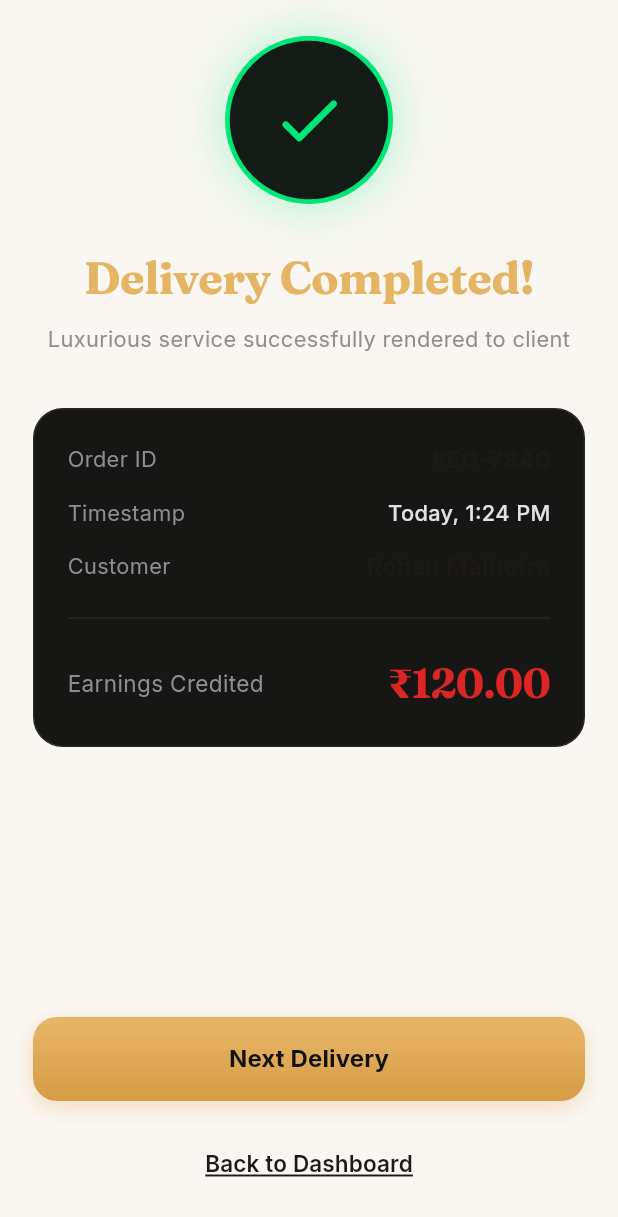
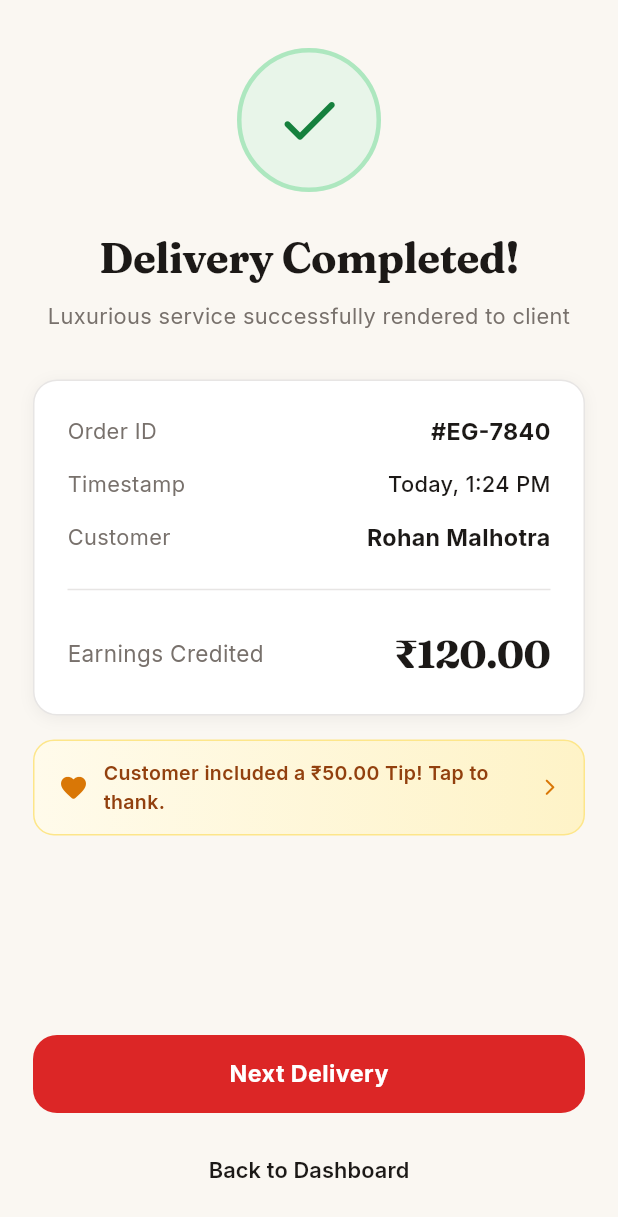
Before and after one commit to prabhasadvmen-maker/eatoggy-partner-app-, a Flutter app: the DeliveryCompletionView screen opened directly, on a phone screen of 412 x 824 dp. Shown: the top 1217 px of the screen. Run offline on Flutter 3.47's test engine with Material 3 defaults, Android fonts, the phone set to English and light mode, and no system bars; our stand-ins replace equatable, flutter_bloc, go_router, google_fonts, image_picker, sizer; project files that could hold a hidden picture were left out.

Commit message:
feat(deliveries): build delivery completion screen with success badges

```diff
--- a/lib/features/deliveries/presentation/pages/delivery_completion_screen.dart
+++ b/lib/features/deliveries/presentation/pages/delivery_completion_screen.dart
@@ -2,11 +2,13 @@ import 'package:flutter/material.dart';
 import 'package:flutter_bloc/flutter_bloc.dart';
 import 'package:google_fonts/google_fonts.dart';
 import '../../../../core/theme/app_colors.dart';
+import '../../../../core/theme/app_spacing.dart';
 import '../../bloc/delivery_completion/delivery_completion_bloc.dart';
 import '../../bloc/delivery_completion/delivery_completion_event.dart';
 import '../../bloc/delivery_completion/delivery_completion_state.dart';
 import '../widgets/delivery_completion_card.dart';
 import '../widgets/delivery_success_badge.dart';
+import '../../../earnings/presentation/widgets/customer_tip_celebration_modal.dart';
 
 class DeliveryCompletionScreen extends StatelessWidget {
   final String orderId;
@@ -36,7 +38,6 @@ class DeliveryCompletionView extends StatelessWidget {
         if (state.status == DeliveryCompletionStatus.backToDashboard) {
           Navigator.popUntil(context, (route) => route.isFirst);
         } else if (state.status == DeliveryCompletionStatus.nextDelivery) {
-          // Return to root and notify next delivery
           Navigator.popUntil(context, (route) => route.isFirst);
         }
       },
@@ -44,27 +45,27 @@ class DeliveryCompletionView extends StatelessWidget {
         final data = state.data;
 
         return Scaffold(
-          backgroundColor: AppColors.darkBackground,
+          backgroundColor: AppColors.scaffoldBackground,
           body: SafeArea(
             child: Padding(
               padding: const EdgeInsets.symmetric(horizontal: 22),
               child: Column(
                 children: [
-                  const SizedBox(height: 24),
+                  const SizedBox(height: 32),
 
                   // Top Centered Success Badge
                   const Center(
                     child: DeliverySuccessBadge(),
                   ),
-                  const SizedBox(height: 28),
+                  const SizedBox(height: 24),
 
                   // Title: "Delivery Completed!"
                   Text(
                     data.title,
                     textAlign: TextAlign.center,
                     style: GoogleFonts.fraunces(
-                      color: const Color(0xFFE5B563),
-                      fontSize: 30,
+                      color: AppColors.textPrimary,
+                      fontSize: 28,
                       fontWeight: FontWeight.w700,
                       letterSpacing: -0.3,
                     ),
@@ -76,63 +77,96 @@ class DeliveryCompletionView extends StatelessWidget {
                     data.subtitle,
                     textAlign: TextAlign.center,
                     style: GoogleFonts.inter(
-                      color: const Color(0xFF8E8E93),
+                      color: AppColors.textSecondary,
                       fontSize: 14.5,
                       fontWeight: FontWeight.w400,
                     ),
                   ),
-                  const SizedBox(height: 36),
+                  const SizedBox(height: 32),
 
                   // Summary Card
                   DeliveryCompletionCard(model: data),
+                  const SizedBox(height: 16),
+
+                  // Customer Tip Banner
+                  GestureDetector(
+                    onTap: () => CustomerTipCelebrationModal.show(
+                      context,
+                      customerName: data.customerName,
+                      orderId: data.orderId,
+                    ),
+                    child: Container(
+                      padding: const EdgeInsets.symmetric(
+                        horizontal: 16,
+                        vertical: 12,
+                      ),
+                      decoration: BoxDecoration(
+                        gradient: const LinearGradient(
+                          colors: [Color(0xFFFFFBEB), Color(0xFFFEF3C7)],
+                        ),
+                        borderRadius: BorderRadius.circular(14),
+                        border: Border.all(color: const Color(0xFFFDE68A)),
+                      ),
+                      child: Row(
+                        children: [
+                          const Icon(
+                            Icons.favorite_rounded,
+                            color: Color(0xFFD97706),
+                            size: 20,
+                          ),
+                          const SizedBox(width: 10),
+                          Expanded(
+                            child: Text(
+                              'Customer included a ₹50.00 Tip! Tap to thank.',
+                              style: GoogleFonts.inter(
+                                color: const Color(0xFF92400E),
+                                fontSize: 13,
+                                fontWeight: FontWeight.w600,
+                              ),
+                            ),
+                          ),
+                          const Icon(
+                            Icons.arrow_forward_ios_rounded,
+                            color: Color(0xFFD97706),
+                            size: 13,
+                          ),
+                        ],
+                      ),
+                    ),
+                  ),
 
                   const Spacer(),
 
-                  // Button 1: "Next Delivery" (Gold Button)
-                  InkWell(
-                    onTap: () {
+                  // Button 1: "Next Delivery" (Gourmet Crimson Button)
+                  SizedBox(
+                    width: double.infinity,
+                    height: 52,
+                    child: ElevatedButton(
+                      onPressed: () {
                         context
                             .read<DeliveryCompletionBloc>()
                             .add(const NextDeliveryTappedEvent());
                       },
-                    borderRadius: BorderRadius.circular(16),
-                    child: Container(
-                      width: double.infinity,
-                      height: 56,
-                      decoration: BoxDecoration(
-                        gradient: const LinearGradient(
-                          colors: [
-                            Color(0xFFE8B669),
-                            Color(0xFFD69C45),
-                          ],
-                          begin: Alignment.topCenter,
-                          end: Alignment.bottomCenter,
+                      style: ElevatedButton.styleFrom(
+                        backgroundColor: AppColors.primary,
+                        foregroundColor: Colors.white,
+                        elevation: 0,
+                        shape: const RoundedRectangleBorder(
+                          borderRadius: AppRadius.borderLg,
                         ),
-                        borderRadius: BorderRadius.circular(16),
-                        boxShadow: [
-                          BoxShadow(
-                            color: const Color(0xFFD69C45).withValues(alpha: 0.3),
-                            blurRadius: 12,
-                            offset: const Offset(0, 4),
                       ),
-                        ],
-                      ),
-                      child: Center(
                       child: Text(
                         'Next Delivery',
                         style: GoogleFonts.inter(
-                            color: const Color(0xFF11110F),
-                            fontSize: 16,
+                          fontSize: 15.5,
                           fontWeight: FontWeight.w700,
-                            letterSpacing: 0.1,
                         ),
                       ),
                     ),
                   ),
-                  ),
-                  const SizedBox(height: 18),
+                  const SizedBox(height: 14),
 
-                  // Button 2: "Back to Dashboard" (Underlined link)
+                  // Button 2: "Back to Dashboard"
                   Center(
                     child: TextButton(
                       onPressed: () {
@@ -143,16 +177,14 @@ class DeliveryCompletionView extends StatelessWidget {
                       child: Text(
                         'Back to Dashboard',
                         style: GoogleFonts.inter(
-                          color: AppColors.creamText,
-                          fontSize: 15,
+                          color: AppColors.textPrimary,
+                          fontSize: 14.5,
                           fontWeight: FontWeight.w600,
-                          decoration: TextDecoration.underline,
-                          decorationColor: AppColors.creamText,
                         ),
                       ),
                     ),
                   ),
-                  const SizedBox(height: 24),
+                  const SizedBox(height: 20),
                 ],
               ),
             ),
--- a/lib/features/deliveries/presentation/widgets/delivery_completion_card.dart
+++ b/lib/features/deliveries/presentation/widgets/delivery_completion_card.dart
@@ -1,6 +1,7 @@
 import 'package:flutter/material.dart';
 import 'package:google_fonts/google_fonts.dart';
 import '../../../../core/theme/app_colors.dart';
+import '../../../../core/widgets/common_widgets.dart';
 import '../../data/models/delivery_completion_model.dart';
 
 class DeliveryCompletionCard extends StatelessWidget {
@@ -13,17 +14,8 @@ class DeliveryCompletionCard extends StatelessWidget {
 
   @override
   Widget build(BuildContext context) {
-    return Container(
-      width: double.infinity,
+    return AppCard(
       padding: const EdgeInsets.all(22),
-      decoration: BoxDecoration(
-        color: const Color(0xFF161615),
-        borderRadius: BorderRadius.circular(20),
-        border: Border.all(
-          color: const Color(0xFF262624),
-          width: 1.0,
-        ),
-      ),
       child: Column(
         children: [
           // Row 1: Order ID
@@ -33,7 +25,7 @@ class DeliveryCompletionCard extends StatelessWidget {
               Text(
                 'Order ID',
                 style: GoogleFonts.inter(
-                  color: const Color(0xFF8E8E93),
+                  color: AppColors.textSecondary,
                   fontSize: 14.5,
                   fontWeight: FontWeight.w400,
                 ),
@@ -41,7 +33,7 @@ class DeliveryCompletionCard extends StatelessWidget {
               Text(
                 model.orderId,
                 style: GoogleFonts.inter(
-                  color: AppColors.creamText,
+                  color: AppColors.textPrimary,
                   fontSize: 15.5,
                   fontWeight: FontWeight.w700,
                 ),
@@ -57,7 +49,7 @@ class DeliveryCompletionCard extends StatelessWidget {
               Text(
                 'Timestamp',
                 style: GoogleFonts.inter(
-                  color: const Color(0xFF8E8E93),
+                  color: AppColors.textSecondary,
                   fontSize: 14.5,
                   fontWeight: FontWeight.w400,
                 ),
@@ -65,7 +57,7 @@ class DeliveryCompletionCard extends StatelessWidget {
               Text(
                 model.timestamp,
                 style: GoogleFonts.inter(
-                  color: const Color(0xFFE2E2E6),
+                  color: AppColors.textPrimary,
                   fontSize: 14.5,
                   fontWeight: FontWeight.w500,
                 ),
@@ -81,7 +73,7 @@ class DeliveryCompletionCard extends StatelessWidget {
               Text(
                 'Customer',
                 style: GoogleFonts.inter(
-                  color: const Color(0xFF8E8E93),
+                  color: AppColors.textSecondary,
                   fontSize: 14.5,
                   fontWeight: FontWeight.w400,
                 ),
@@ -89,7 +81,7 @@ class DeliveryCompletionCard extends StatelessWidget {
               Text(
                 model.customerName,
                 style: GoogleFonts.inter(
-                  color: AppColors.creamText,
+                  color: AppColors.textPrimary,
                   fontSize: 15.5,
                   fontWeight: FontWeight.w700,
                 ),
@@ -98,7 +90,7 @@ class DeliveryCompletionCard extends StatelessWidget {
           ),
 
           const SizedBox(height: 16),
-          const Divider(color: Color(0xFF262624), thickness: 1.0),
+          const Divider(color: AppColors.border, thickness: 1.0),
           const SizedBox(height: 16),
 
           // Row 4: Earnings Credited
@@ -108,7 +100,7 @@ class DeliveryCompletionCard extends StatelessWidget {
               Text(
                 'Earnings Credited',
                 style: GoogleFonts.inter(
-                  color: const Color(0xFF8E8E93),
+                  color: AppColors.textSecondary,
                   fontSize: 15,
                   fontWeight: FontWeight.w400,
                 ),
@@ -116,8 +108,8 @@ class DeliveryCompletionCard extends StatelessWidget {
               Text(
                 model.earningsCredited,
                 style: GoogleFonts.fraunces(
-                  color: AppColors.cardGoldAccent,
-                  fontSize: 27,
+                  color: AppColors.textPrimary,
+                  fontSize: 26,
                   fontWeight: FontWeight.w700,
                   letterSpacing: -0.5,
                 ),
--- a/lib/features/deliveries/presentation/widgets/delivery_success_badge.dart
+++ b/lib/features/deliveries/presentation/widgets/delivery_success_badge.dart
@@ -1,4 +1,5 @@
 import 'package:flutter/material.dart';
+import '../../../../core/theme/app_colors.dart';
 
 class DeliverySuccessBadge extends StatelessWidget {
   const DeliverySuccessBadge({super.key});
@@ -6,28 +7,21 @@ class DeliverySuccessBadge extends StatelessWidget {
   @override
   Widget build(BuildContext context) {
     return Container(
-      width: 112,
-      height: 112,
+      width: 96,
+      height: 96,
       decoration: BoxDecoration(
-        color: const Color(0xFF141A16),
+        color: AppColors.successLight,
         shape: BoxShape.circle,
         border: Border.all(
-          color: const Color(0xFF00E676),
-          width: 3.2,
+          color: AppColors.success.withValues(alpha: 0.3),
+          width: 3.0,
         ),
-        boxShadow: [
-          BoxShadow(
-            color: const Color(0xFF00E676).withValues(alpha: 0.28),
-            blurRadius: 28,
-            spreadRadius: 2,
-          ),
-        ],
       ),
       child: const Center(
         child: Icon(
           Icons.check_rounded,
-          color: Color(0xFF00E676),
-          size: 52,
+          color: AppColors.successText,
+          size: 48,
         ),
       ),
     );
```
Lines whose indentation alone changed are shown as unchanged.
